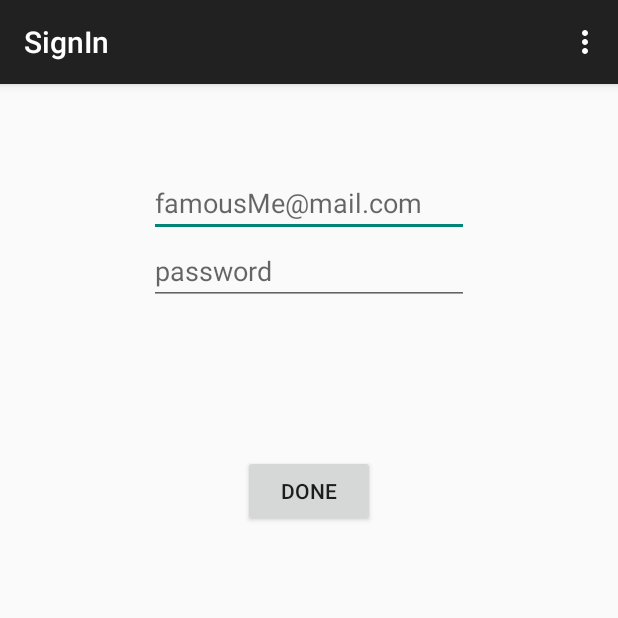
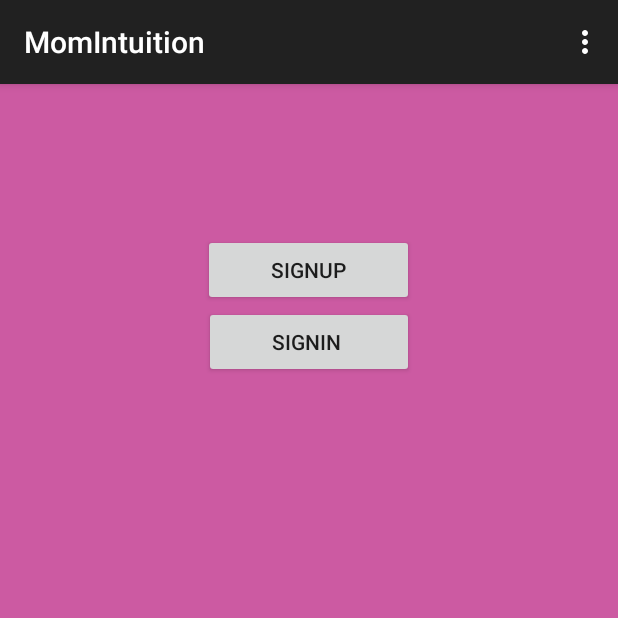
Before and after one commit to raluca-elena/intuition, an Android app: the screen it shows after launch (SignIn before the commit, MainActivity after it), after a tap on "SIGNIN", on a phone screen of 412 x 824 dp, the top half of it. Run offline under Robolectric (Android 15) with nearby library versions, the phone set to English and light mode, and no system bars; 2 statements that could not run were skipped.

```diff
--- a/app/src/main/java/com/example/android/momintuition/MainActivity.java
+++ b/app/src/main/java/com/example/android/momintuition/MainActivity.java
@@ -17,6 +17,8 @@ import android.os.Build;
 import android.widget.Button;
 import android.widget.Toast;
 
+import java.util.zip.Inflater;
+
 
 public class MainActivity extends ActionBarActivity {
 
@@ -26,15 +28,48 @@ public class MainActivity extends ActionBarActivity {
     protected void onCreate(Bundle savedInstanceState) {
 
         super.onCreate(savedInstanceState);
-        MainActivity.context = getApplicationContext();
 
         setContentView(R.layout.activity_main);
-        if (savedInstanceState == null) {
-            getSupportFragmentManager().beginTransaction()
-                    .add(R.id.container, new PlaceholderFragment())
-                    .commit();
+        drawButtons();
+}
+
+
+        void drawButtons() {
+            final Button x = (Button) findViewById(R.id.buttonSignin);
+            final Button y = (Button) findViewById(R.id.buttonSignup);
+
+            View.OnClickListener l = new View.OnClickListener() {
+                @Override
+                public void onClick(View v) {
+                    Log.i("BUTTON", "Signin");
+                    FetchCoordinates fetchCordinates = new FetchCoordinates(getApplicationContext());
+                    fetchCordinates.execute();
+
+                    //Intent i;
+                    //i = new Intent(getAppContext(), SignIn.class);
+                    //startActivity(i);
+
+                }
+            };
+
+
+            View.OnClickListener l1 = new View.OnClickListener() {
+                @Override
+                public void onClick(View v) {
+                    Log.i("BUTTON", "Signup");
+                    Intent i;
+                    i = new Intent(getApplicationContext(), ActivityChooser.class);
+                    startActivity(i);
+
+                }
+            };
+            x.setOnClickListener(l);
+            y.setOnClickListener(l1);
+
         }
-    }
+
+
+
 
 
     public static Context getAppContext() {
@@ -63,15 +98,8 @@ public class MainActivity extends ActionBarActivity {
         return super.onOptionsItemSelected(item);
     }
 
-    /**
-     * A placeholder fragment containing a simple view.
-     */
-    public static class PlaceholderFragment extends Fragment {
+//////////////////
 
-        public PlaceholderFragment() {
-        }
-
-        @Override
         public View onCreateView(LayoutInflater inflater, ViewGroup container,
                                  Bundle savedInstanceState) {
             View rootView = inflater.inflate(R.layout.fragment_main, container, false);
@@ -82,9 +110,12 @@ public class MainActivity extends ActionBarActivity {
                 @Override
                 public void onClick(View v) {
                     Log.i("BUTTON", "Signin" );
-                    Intent i;
-                    i = new Intent(getAppContext(), SignIn.class);
-                    startActivity(i);
+                    FetchCoordinates fetchCordinates = new FetchCoordinates(getApplicationContext());
+                    fetchCordinates.execute();
+
+                    //Intent i;
+                    //i = new Intent(getAppContext(), SignIn.class);
+                    //startActivity(i);
 
                 }
             };
@@ -106,4 +137,3 @@ public class MainActivity extends ActionBarActivity {
         }
 
     }
-}
--- a/app/src/main/java/com/example/android/momintuition/RequestTask.java
+++ b/app/src/main/java/com/example/android/momintuition/RequestTask.java
@@ -1,7 +1,9 @@
 package com.example.android.momintuition;
 
+import android.annotation.TargetApi;
 import android.net.Uri;
 import android.os.AsyncTask;
+import android.os.Build;
 import android.util.Log;
 
 import java.io.BufferedReader;
@@ -22,6 +24,7 @@ import static java.nio.charset.StandardCharsets.UTF_8;
 
     class RequestTask extends AsyncTask<String, Void, String> {
 
+        @TargetApi(Build.VERSION_CODES.KITKAT)
         @Override
         protected String doInBackground(String... uri) {
             Log.i("this is my castle", "BURP");
--- a/app/src/main/res/layout/activity_main.xml
+++ b/app/src/main/res/layout/activity_main.xml
@@ -1,4 +1,25 @@
-<FrameLayout xmlns:android="http://schemas.android.com/apk/res/android"
-    xmlns:tools="http://schemas.android.com/tools" android:id="@+id/container"
-    android:layout_width="match_parent" android:layout_height="match_parent"
-    tools:context=".MainActivity" tools:ignore="MergeRootFrame" />
+<LinearLayout xmlns:android="http://schemas.android.com/apk/res/android"
+    xmlns:tools="http://schemas.android.com/tools" android:layout_width="match_parent"
+    android:layout_height="match_parent"
+    android:orientation="vertical" android:layout_centerHorizontal="true"
+    android:layout_centerVertical="true"
+    android:paddingTop="100dp"
+    android:background="#ffcc5aa2"
+    tools:context="com.example.android.momintuition.MainActivity">
+
+<Button
+android:id="@+id/buttonSignup"
+android:layout_width="wrap_content"
+android:layout_height="wrap_content"
+android:text="          Signup          "
+android:onClick="onButtonClicked"
+android:layout_gravity="center"/>
+
+
+<Button
+android:id="@+id/buttonSignin"
+android:layout_width="wrap_content"
+android:layout_height="wrap_content"
+android:text="          Signin           "
+android:onClick="onButtonClicked"
+android:layout_gravity="center"/></LinearLayout>
```
Also changed, not shown: app/src/main/java/com/example/android/momintuition/ActivityChooser.java (+3 -103 lines).
